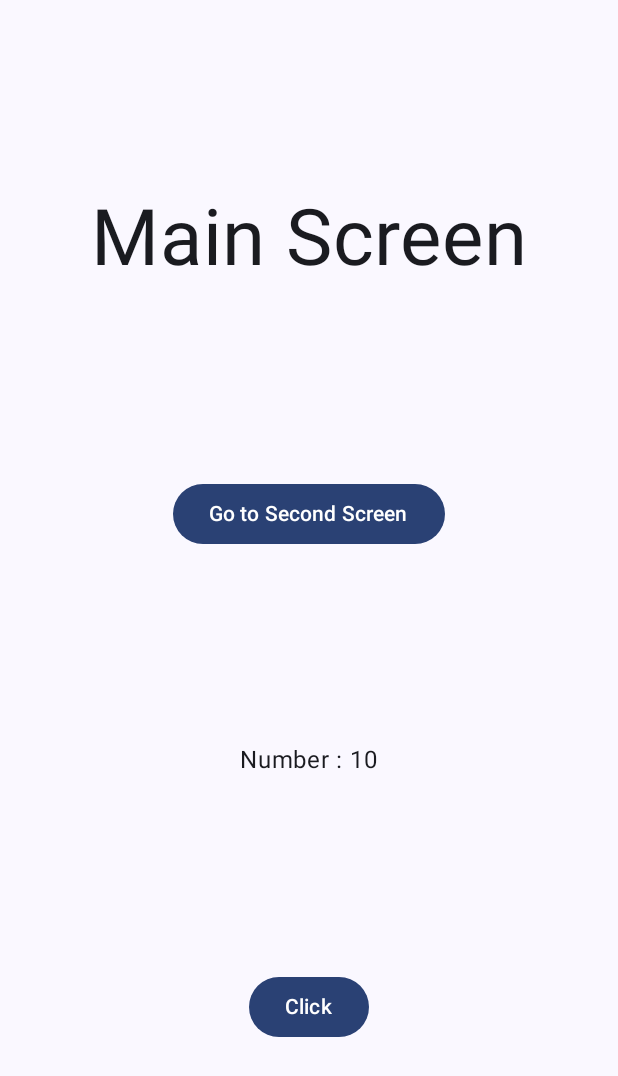
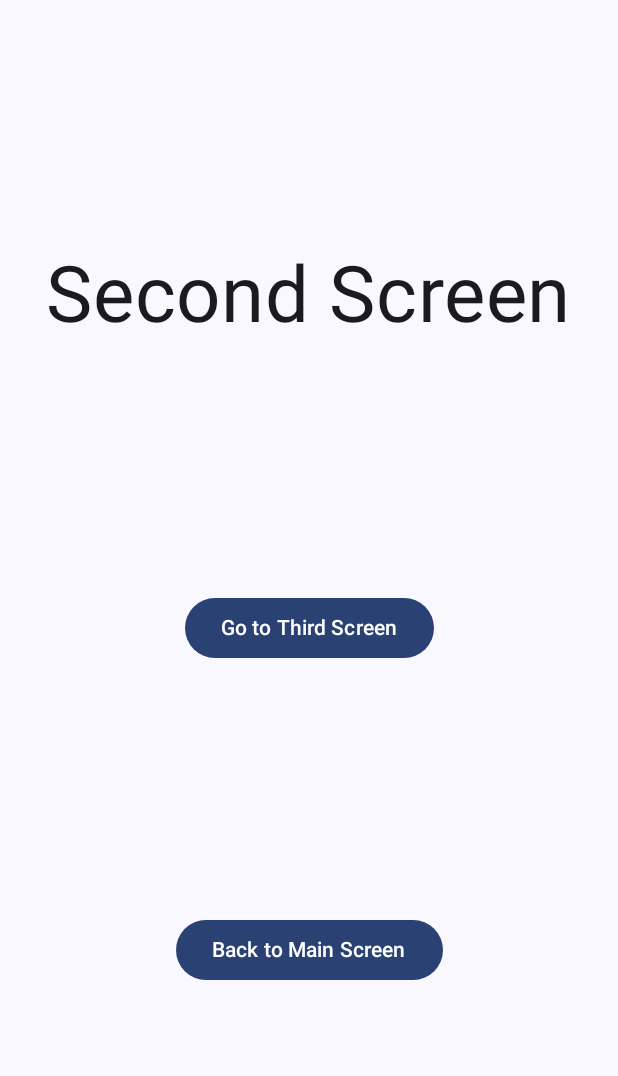
Before and after one commit to mendess12/JetpackComposeDesignWork2, an Android app built with Jetpack Compose: the screen it shows after launch (MainActivity), after a tap on "Go to Second Screen", on a phone screen of 412 x 824 dp. Shown: the top 1076 px of the screen. Run offline under Robolectric (Android 15) with nearby library versions, the phone set to English and light mode, and no system bars.

```diff
--- a/app/src/main/java/com/yusufmendes/jetpackcomposedesignwork2/MainActivity.kt
+++ b/app/src/main/java/com/yusufmendes/jetpackcomposedesignwork2/MainActivity.kt
@@ -17,6 +17,10 @@ import androidx.compose.ui.Alignment
 import androidx.compose.ui.Modifier
 import androidx.compose.ui.tooling.preview.Preview
 import androidx.compose.ui.unit.sp
+import androidx.navigation.NavController
+import androidx.navigation.compose.NavHost
+import androidx.navigation.compose.composable
+import androidx.navigation.compose.rememberNavController
 import com.yusufmendes.jetpackcomposedesignwork2.ui.theme.JetpackComposeDesignWork2Theme
 
 class MainActivity : ComponentActivity() {
@@ -29,15 +33,32 @@ class MainActivity : ComponentActivity() {
                     modifier = Modifier.fillMaxSize(),
                     color = MaterialTheme.colorScheme.background
                 ) {
-                    MainScreen()
+                    PageTransitions()
                 }
             }
         }
     }
 }
 
+//startDestination ilk açılacak sayfa
 @Composable
-fun MainScreen() {
+fun PageTransitions() {
+    val navController = rememberNavController()
+    NavHost(navController = navController, startDestination = "mainScreen") {
+        composable("mainScreen") {
+            MainScreen(navController = navController)
+        }
+        composable("secondScreen") {
+            SecondScreen(navController = navController)
+        }
+        composable("thirdScreen") {
+            ThirdScreen()
+        }
+    }
+}
+
+@Composable
+fun MainScreen(navController: NavController) {
 
     val number = remember { mutableStateOf(10) }
 
@@ -48,7 +69,9 @@ fun MainScreen() {
     ) {
         Text(text = "Main Screen", fontSize = 52.sp)
 
-        Button(onClick = { }) {
+        Button(onClick = {
+            navController.navigate("secondScreen")
+        }) {
             Text(text = "Go to Second Screen")
         }
 
@@ -64,6 +87,6 @@ fun MainScreen() {
 @Composable
 fun GreetingPreview() {
     JetpackComposeDesignWork2Theme {
-        MainScreen()
+        PageTransitions()
     }
 }
--- a/app/src/main/java/com/yusufmendes/jetpackcomposedesignwork2/SecondScreen.kt
+++ b/app/src/main/java/com/yusufmendes/jetpackcomposedesignwork2/SecondScreen.kt
@@ -9,9 +9,10 @@ import androidx.compose.runtime.Composable
 import androidx.compose.ui.Alignment
 import androidx.compose.ui.Modifier
 import androidx.compose.ui.unit.sp
+import androidx.navigation.NavController
 
 @Composable
-fun SecondScreen() {
+fun SecondScreen(navController: NavController) {
 
     Column(
         modifier = Modifier.fillMaxSize(),
@@ -20,8 +21,16 @@ fun SecondScreen() {
     ) {
         Text(text = "Second Screen", fontSize = 52.sp)
 
-        Button(onClick = { }) {
+        Button(onClick = {
+            navController.navigate("thirdScreen")
+        }) {
             Text(text = "Go to Third Screen")
+        }
+
+        Button(onClick = {
+            navController.popBackStack()
+        }) {
+            Text(text = "Back to Main Screen")
         }
     }
 }
```
